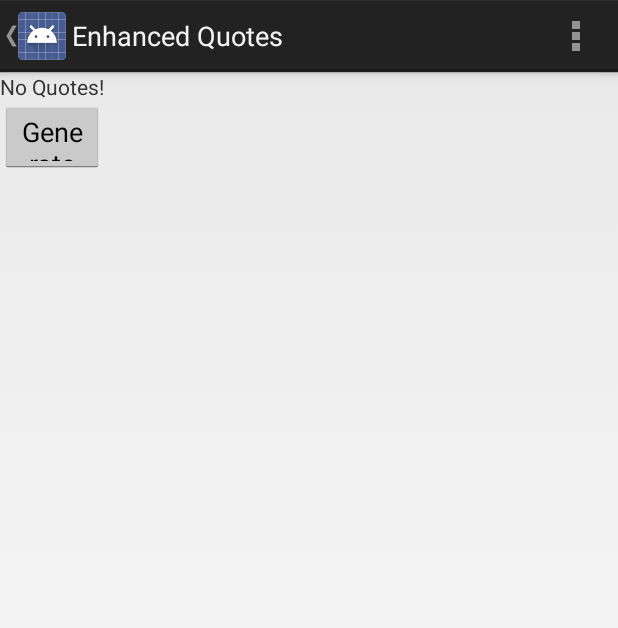
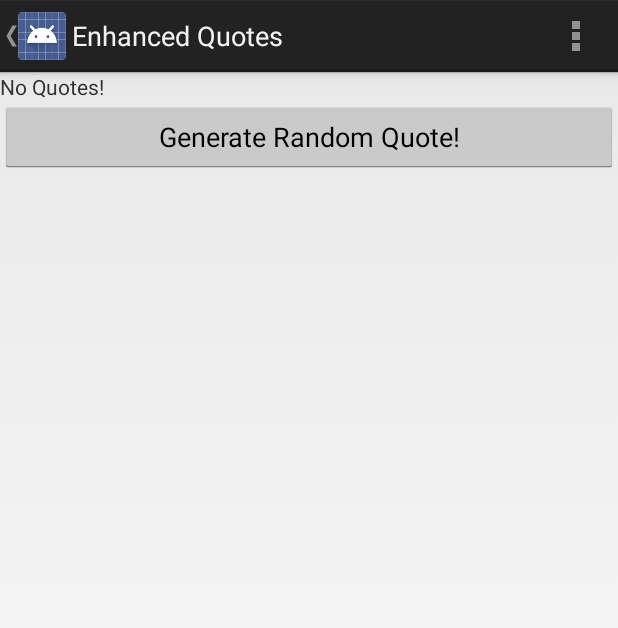
Before and after one commit to mdragon159/MDSandbox, an Android app: the QuotesEnActivityMain screen opened directly, with no data from a screen before it, on a phone screen of 412 x 824 dp. Shown: the top 628 px of the screen. Run offline under Robolectric (Android 15) with nearby library versions, the phone set to English and light mode, and no system bars.

Commit message:
Enhanced Quotes module: Fixed layout bug and crash due to database version being less than what it should be (old bugs, maybe due to not committing newest changes from a while ago?). Crash bug still exists when trying to click on one of the ListView items (problem with using a Cursor and a ListView... ouch, did I really program this? xD )

```diff
--- a/app/src/main/java/com/MDstudios/mdsandbox/QuotesEnDBAdapter.java
+++ b/app/src/main/java/com/MDstudios/mdsandbox/QuotesEnDBAdapter.java
@@ -30,7 +30,7 @@ public class QuotesEnDBAdapter {
     private static final String DATABASE_CREATE =
             "create table "+DATABASE_TABLE+" (_id integer primary key autoincrement, "
                     + "quotes text not null);";
-    private static final int DATABASE_VERSION = 1;
+    private static final int DATABASE_VERSION = 2;
 
     private final Context mCtx;
 
--- a/app/src/main/res/layout/quotesen_activity_main.xml
+++ b/app/src/main/res/layout/quotesen_activity_main.xml
@@ -2,8 +2,8 @@
 
 <LinearLayout xmlns:android="http://schemas.android.com/apk/res/android"
     android:orientation="vertical"
-    android:layout_width="wrap_content"
-    android:layout_height="wrap_content">
+    android:layout_width="match_parent"
+    android:layout_height="match_parent">
     <ListView android:id="@+id/android:list"
         android:layout_width="wrap_content"
         android:layout_height="wrap_content"/>
```
